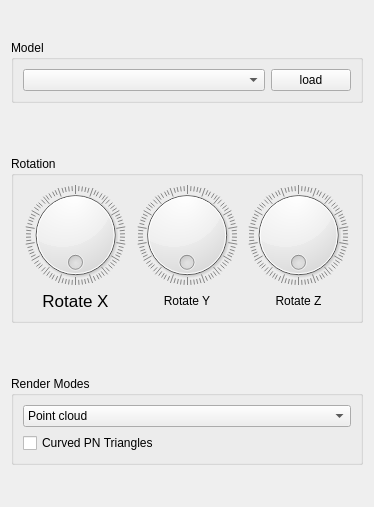
Above: code/pnt/view/ui/sidebar.ui from lauraBaakman/Advanced-Computer-Graphics before the change. Below: the same form after it.
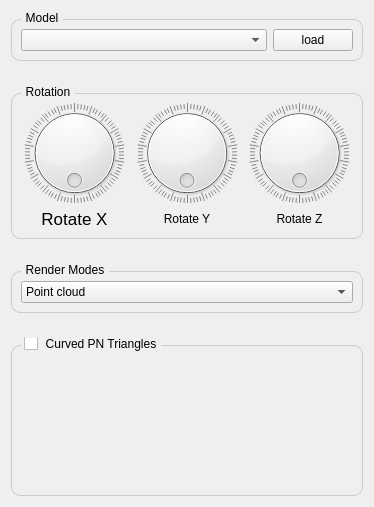
That is the form after the change.

Diff of the .ui file:
```diff
--- a/code/pnt/view/ui/sidebar.ui
+++ b/code/pnt/view/ui/sidebar.ui
@@ -34,7 +34,7 @@
   <property name="layoutDirection">
    <enum>Qt::LeftToRight</enum>
   </property>
-  <layout class="QVBoxLayout" name="sidebarUiLayout" stretch="0,0,0">
+  <layout class="QVBoxLayout" name="sidebarUiLayout" stretch="0,0,0,0">
    <property name="spacing">
     <number>24</number>
    </property>
@@ -49,6 +49,19 @@
        <verstretch>0</verstretch>
       </sizepolicy>
      </property>
+     <property name="styleSheet">
+      <string notr="true">QGroupBox {
+    border: 1px solid #CCCCCC;
+    border-radius: 9px;
+    margin-top: 8px;
+}
+
+QGroupBox::title {
+    subcontrol-origin: margin;
+    left: 10px;
+    padding: 0 3px 0 3px;
+}</string>
+     </property>
      <property name="title">
       <string>Model</string>
      </property>
@@ -81,7 +94,17 @@
       </sizepolicy>
      </property>
      <property name="styleSheet">
-      <string notr="true"/>
+      <string notr="true">QGroupBox {
+    border: 1px solid #CCCCCC;
+    border-radius: 9px;
+    margin-top: 8px;
+}
+
+QGroupBox::title {
+    subcontrol-origin: margin;
+    left: 10px;
+    padding: 0 3px 0 3px;
+}</string>
      </property>
      <property name="title">
       <string>Rotation</string>
@@ -199,6 +222,19 @@
        <verstretch>0</verstretch>
       </sizepolicy>
      </property>
+     <property name="styleSheet">
+      <string notr="true">QGroupBox {
+    border: 1px solid #CCCCCC;
+    border-radius: 9px;
+    margin-top: 8px;
+}
+
+QGroupBox::title {
+    subcontrol-origin: margin;
+    left: 10px;
+    padding: 0 3px 0 3px;
+}</string>
+     </property>
      <property name="title">
       <string>Render Modes</string>
      </property>
@@ -233,22 +269,35 @@
         </item>
        </widget>
       </item>
-      <item>
-       <widget class="QCheckBox" name="pntCheckBox">
-        <property name="sizePolicy">
-         <sizepolicy hsizetype="Preferred" vsizetype="Fixed">
-          <horstretch>0</horstretch>
-          <verstretch>0</verstretch>
-         </sizepolicy>
-        </property>
-        <property name="text">
-         <string>Curved PN Triangles</string>
-        </property>
-       </widget>
-      </item>
      </layout>
     </widget>
    </item>
+   <item>
+    <widget class="QGroupBox" name="groupBox">
+     <property name="styleSheet">
+      <string notr="true">QGroupBox {
+    border: 1px solid #CCCCCC;
+    border-radius: 9px;
+    margin-top: 8px;
+}
+
+QGroupBox::title {
+    subcontrol-origin: margin;
+    left: 10px;
+    padding: 0 3px 0 3px;
+}</string>
+     </property>
+     <property name="title">
+      <string>Curved PN Triangles</string>
+     </property>
+     <property name="checkable">
+      <bool>true</bool>
+     </property>
+     <property name="checked">
+      <bool>false</bool>
+     </property>
+    </widget>
+   </item>
   </layout>
  </widget>
  <resources/>
```
Left out of the diff: 9 changed lines with no effect on the pictures.
